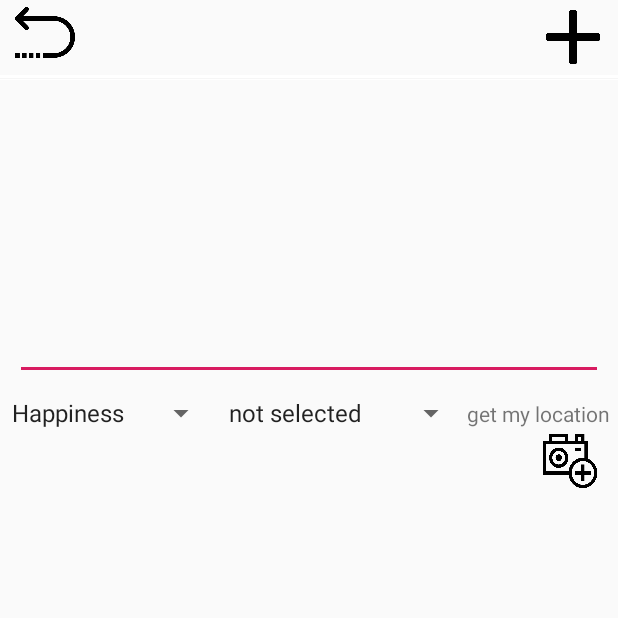
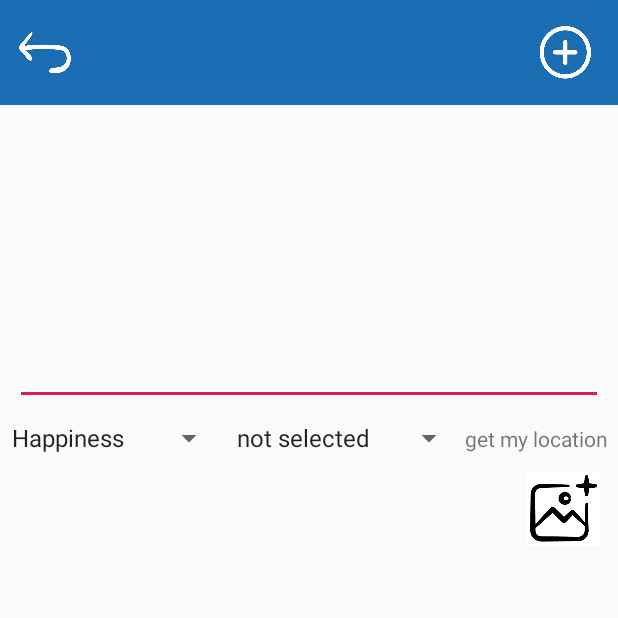
Before and after one commit to CMPUT301F19T13/ChasingTime, an Android app: the AddMoodActivity screen opened directly, with no data from a screen before it, on a phone screen of 412 x 824 dp, the top half of it. Run offline under Robolectric (Android 15) with nearby library versions, the phone set to English and light mode, and no system bars; our stand-ins replace Firebase (no records; nobody signed in at launch, a user with empty details on screens opened directly).

Commit message:
Add files via upload

```diff
--- a/soulbook/app/src/main/res/layout/activity_add_mood.xml
+++ b/soulbook/app/src/main/res/layout/activity_add_mood.xml
@@ -9,15 +9,16 @@
 
     <FrameLayout
         android:layout_width="match_parent"
-        android:layout_height="50dp">
+        android:layout_height="70dp"
+        android:background="#1c6db3">
 
         <ImageButton
             android:layout_width="40dp"
-            android:layout_height="40dp"
+            android:layout_height="30dp"
             android:id="@+id/addmoodpage_back"
             android:layout_marginLeft="10dp"
             android:layout_gravity="center_vertical"
-            android:src="@drawable/back"
+            android:src="@drawable/return_button"
             android:scaleType="fitXY"
             android:background="@color/colorTransparency"/>
 
@@ -25,28 +26,23 @@
             android:layout_width="wrap_content"
             android:layout_height="wrap_content"
             android:text="nickname"
-            android:textSize="30dp"
+            android:textSize="35dp"
+            android:textColor="#ffffff"
             android:layout_gravity="center"
             android:id="@+id/addmoodpage_nickname"/>
 
         <ImageButton
-            android:layout_width="40dp"
+            android:layout_width="50dp"
             android:layout_height="40dp"
             android:layout_gravity="right|center"
             android:id="@+id/addmoodpage_addmood"
             android:layout_marginRight="10dp"
-            android:src="@drawable/add"
+            android:src="@drawable/adding"
             android:scaleType="fitXY"
             android:background="@color/colorTransparency"/>
 
     </FrameLayout>
 
-    <ImageView
-        android:layout_width="match_parent"
-        android:layout_height="3dp"
-        android:src="@drawable/xian"
-        android:scaleType="fitXY"
-        android:background="@color/colorTransparency"/>
 
     <EditText
         android:layout_width="match_parent"
@@ -56,18 +52,20 @@
         android:id="@+id/addmoodpage_content"
         android:gravity="left|top"
         android:maxLength="20"/>
+
     <LinearLayout
-        android:layout_marginTop="10dp"
+
         android:layout_width="match_parent"
-        android:layout_height="wrap_content">
+        android:layout_height="wrap_content"
+        android:layout_marginTop="10dp">
         <Spinner
-            android:layout_width="wrap_content"
+            android:layout_width="150dp"
             android:layout_height="wrap_content"
             android:entries="@array/emotions"
             android:id="@+id/addmoodpage_emotionspinner"/>
 
         <Spinner
-            android:layout_width="wrap_content"
+            android:layout_width="160dp"
             android:layout_height="wrap_content"
             android:id="@+id/addmoodpage_socialsit"
             android:entries="@array/socialSituation"/>
@@ -82,60 +80,95 @@
 
 
     <LinearLayout
-        android:layout_width="wrap_content"
+        android:layout_width="match_parent"
         android:layout_height="wrap_content"
-        android:orientation="horizontal">
+        android:orientation="horizontal"
+        android:layout_marginTop="10dp">
         <ImageView
-            android:layout_width="40dp"
-            android:layout_height="40dp"
+            android:layout_width="50dp"
+            android:layout_height="50dp"
+            android:layout_marginLeft="20dp"
+            android:layout_marginRight="10dp"
             android:id="@+id/photo1"
             android:scaleType="fitXY"/>
         <ImageView
-            android:layout_width="40dp"
-            android:layout_height="40dp"
+            android:layout_width="50dp"
+            android:layout_height="50dp"
+            android:layout_marginRight="10dp"
             android:id="@+id/photo2"
             android:scaleType="fitXY"/>
         <ImageView
-            android:layout_width="40dp"
-            android:layout_height="40dp"
+            android:layout_width="50dp"
+            android:layout_height="50dp"
             android:id="@+id/photo3"
             android:scaleType="fitXY"/>
+
+        <ImageButton
+            android:id="@+id/addphoto"
+            android:layout_width="50dp"
+            android:layout_height="50dp"
+            android:layout_gravity="end"
+            android:layout_marginLeft="160dp"
+            android:background="@color/colorTransparency"
+            android:scaleType="fitXY"
+            android:src="@drawable/add_photo" />
+
+    </LinearLayout>
+
+    <LinearLayout
+        android:layout_width="wrap_content"
+        android:layout_height="wrap_content"
+        android:orientation="horizontal"
+        android:layout_marginTop="10dp">
+
         <ImageView
-            android:layout_width="40dp"
-            android:layout_height="40dp"
+            android:layout_width="50dp"
+            android:layout_height="50dp"
+            android:layout_marginLeft="20dp"
+            android:layout_marginRight="10dp"
             android:id="@+id/photo4"
             android:scaleType="fitXY"/>
         <ImageView
-            android:layout_width="40dp"
-            android:layout_height="40dp"
+            android:layout_width="50dp"
+            android:layout_height="50dp"
+            android:layout_marginRight="10dp"
             android:id="@+id/photo5"
             android:scaleType="fitXY"/>
         <ImageView
-            android:layout_width="40dp"
-            android:layout_height="40dp"
+            android:layout_width="50dp"
+            android:layout_height="50dp"
             android:id="@+id/photo6"
             android:scaleType="fitXY"/>
+
+    </LinearLayout>
+
+
+    <LinearLayout
+        android:layout_width="wrap_content"
+        android:layout_height="wrap_content"
+        android:orientation="horizontal"
+        android:layout_marginTop="10dp">
+
         <ImageView
-            android:layout_width="40dp"
-            android:layout_height="40dp"
+            android:layout_width="50dp"
+            android:layout_height="50dp"
+            android:layout_marginLeft="20dp"
+            android:layout_marginRight="10dp"
             android:id="@+id/photo7"
             android:scaleType="fitXY"/>
         <ImageView
-            android:layout_width="40dp"
-            android:layout_height="40dp"
+            android:layout_width="50dp"
+            android:layout_height="50dp"
+            android:layout_marginRight="10dp"
             android:id="@+id/photo8"
             android:scaleType="fitXY"/>
         <ImageView
-            android:layout_width="40dp"
-            android:layout_height="40dp"
+            android:layout_width="50dp"
+            android:layout_height="50dp"
             android:id="@+id/photo9"
             android:scaleType="fitXY"/>
-        <ImageButton
-            android:layout_width="40dp"
-            android:layout_height="40dp"
-            android:src="@drawable/addphoto"
-            android:scaleType="fitXY"
-            android:background="@color/colorTransparency"
-            android:id="@+id/addphoto"/>
+
+
     </LinearLayout>
+
 </LinearLayout>
--- a/soulbook/app/src/main/res/layout/activity_log_in_page.xml
+++ b/soulbook/app/src/main/res/layout/activity_log_in_page.xml
@@ -52,7 +52,7 @@
             android:layout_marginRight="5dp"
             android:layout_marginBottom="10dp"
             android:background="@drawable/radius"
-            android:textColor="#ffff"
+            android:textColor="#ffffff"
             android:text="Sign in" />
 
         <Button
@@ -65,7 +65,7 @@
             android:layout_marginRight="40dp"
             android:layout_marginBottom="10dp"
             android:background="@drawable/radius_light"
-            android:textColor="#ffff"
+            android:textColor="#ffffff"
             android:text="Sign up"
             />
 
--- a/soulbook/app/src/main/res/layout/fragment_search_friend.xml
+++ b/soulbook/app/src/main/res/layout/fragment_search_friend.xml
@@ -7,8 +7,10 @@
     android:orientation="vertical">
 
     <EditText
-        android:layout_width="match_parent"
+        android:layout_width="300dp"
         android:layout_height="wrap_content"
+        android:layout_marginTop="15dp"
+        android:layout_gravity="center"
         android:id="@+id/searchpage_content"
         android:hint="enter email address"/>
 
```
Also changed, not shown: soulbook/app/src/main/res/layout/activity_friend.xml (+9 -12 lines), soulbook/app/src/main/res/layout/activity_friend_mood_view.xml (+11 -14 lines), soulbook/app/src/main/res/layout/activity_message.xml (+6 -10 lines), soulbook/app/src/main/res/layout/activity_sign_up_page.xml (+6 -3 lines), soulbook/app/src/main/res/layout/add_friend_fragment.xml (+10 -5 lines), soulbook/app/src/main/res/layout/fragment_dashboard.xml (+7 -12 lines), soulbook/app/src/main/res/layout/fragment_home.xml (+16 -18 lines), soulbook/app/src/main/res/layout/friend_view_content.xml (+6 -3 lines), soulbook/app/src/main/res/layout/message_view_content.xml (+10 -6 lines), soulbook/app/src/main/res/layout/mood_view_content.xml (+16 -15 lines), soulbook/app/src/main/res/drawable-v24/add_photo.png (added), soulbook/app/src/main/res/drawable-v24/adding.png (added), soulbook/app/src/main/res/drawable-v24/delete_w.png (added), soulbook/app/src/main/res/drawable-v24/return_button.png (added), 2 more files.
